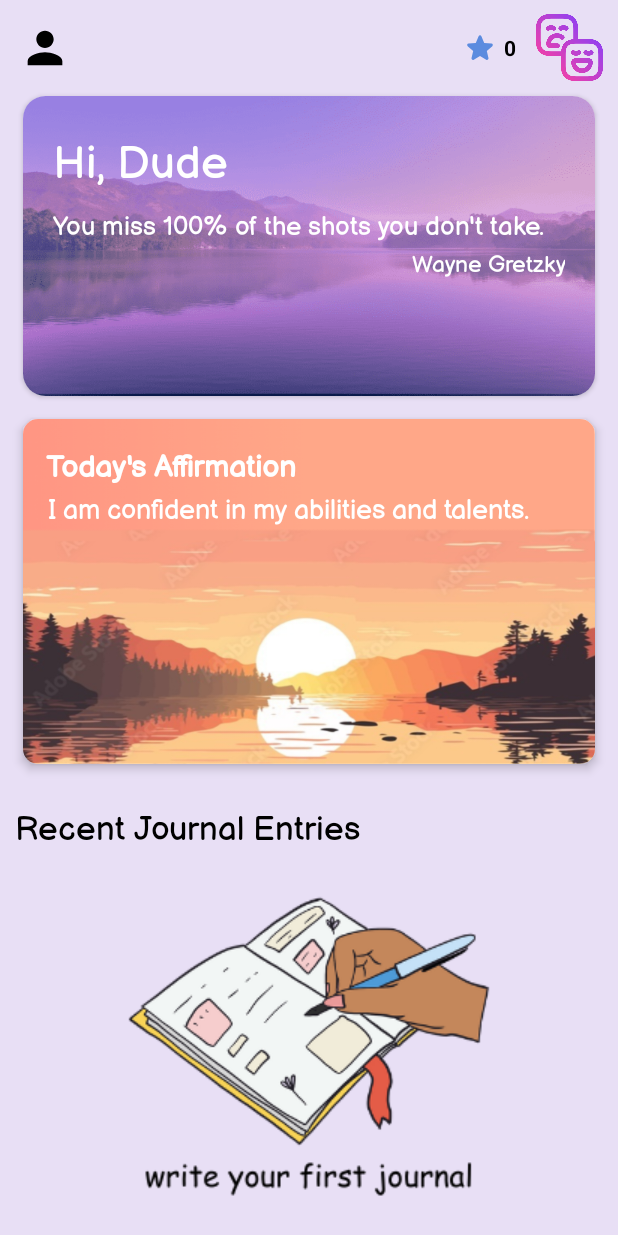
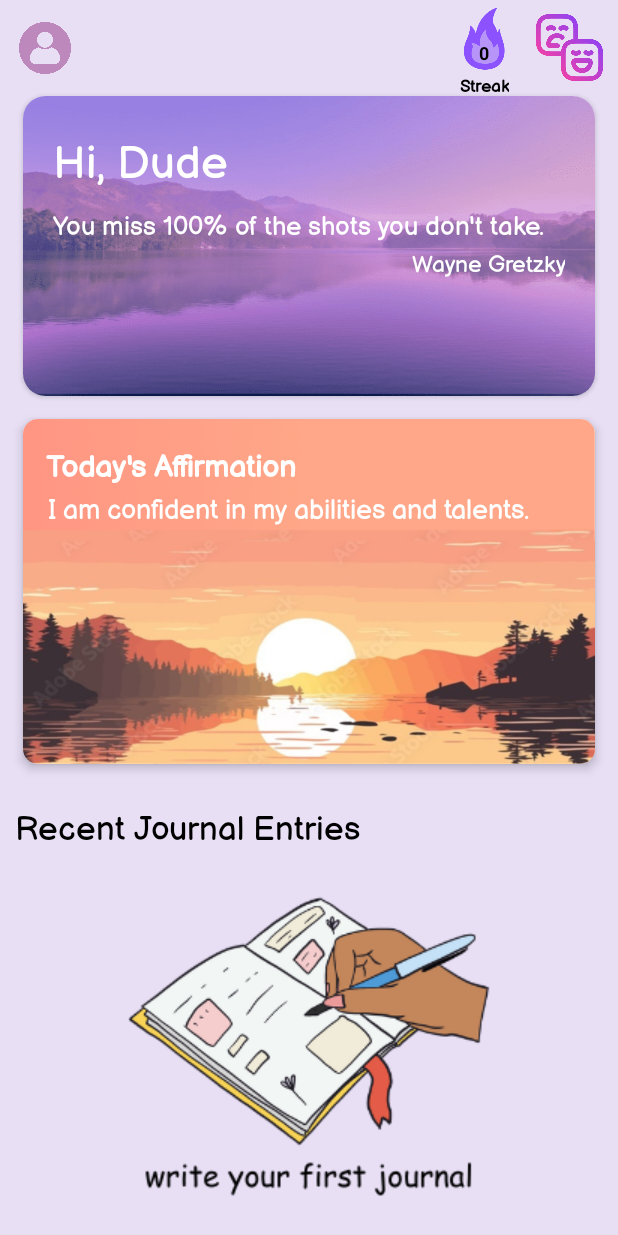
Before and after one commit to RushvikAllampally/super_journal_app, an Android app: the fragment HomeFragment shown on its own in the app's theme, on a phone screen of 412 x 824 dp. Run offline under Robolectric (Android 15) with nearby library versions, the phone set to English and light mode, and no system bars; our stand-ins replace Room's generated code; Roboto replaces fonts that are not available here.

Commit message:
streak and profile icon change

```diff
--- a/app/src/main/res/layout/activity_settings_screen.xml
+++ b/app/src/main/res/layout/activity_settings_screen.xml
@@ -55,14 +55,13 @@
 
                 <ImageView
                     android:id="@+id/profile_btn"
-                    android:layout_width="48dp"
-                    android:layout_height="48dp"
+                    android:layout_width="64dp"
+                    android:layout_height="64dp"
                     android:layout_margin="8dp"
                     android:background="?attr/selectableItemBackgroundBorderless"
-                    android:padding="8dp"
+                    android:padding="4dp"
                     android:scaleType="fitCenter"
-                    android:src="@drawable/ic_person"
-                    app:tint="?attr/colorPrimary" />
+                    android:src="@drawable/transparent_profile_icon" />
 
                 <TextView
                     android:id="@+id/display_profile_name"
--- a/app/src/main/res/layout/fragment_home.xml
+++ b/app/src/main/res/layout/fragment_home.xml
@@ -24,7 +24,7 @@
             android:background="?attr/selectableItemBackgroundBorderless"
             android:padding="5dp"
             android:scaleType="fitCenter"
-            android:src="@drawable/ic_profile" />
+            android:src="@drawable/transparent_profile_icon" />
 
         <Space
             android:layout_width="0dp"
@@ -34,25 +34,43 @@
         <LinearLayout
             android:layout_width="wrap_content"
             android:layout_height="wrap_content"
-            android:orientation="horizontal"
+            android:orientation="vertical"
             android:gravity="center"
-            android:layout_marginRight="5dp">
+            android:layout_marginRight="5dp"
+            android:layout_marginTop="2dp">
 
-            <ImageView
-                android:layout_width="24dp"
-                android:layout_height="24dp"
-                android:src="@drawable/ic_streak" />
+            <FrameLayout
+                android:layout_width="42dp"
+                android:layout_height="42dp">
+
+                <ImageView
+                    android:layout_width="match_parent"
+                    android:layout_height="match_parent"
+                    android:scaleType="fitCenter"
+                    android:adjustViewBounds="true"
+                    android:src="@drawable/transparent_streak_img" />
+
+                <TextView
+                    android:id="@+id/streak_edit_txt"
+                    android:layout_width="wrap_content"
+                    android:layout_height="wrap_content"
+                    android:layout_gravity="center"
+                    android:layout_marginTop="9dp"
+                    android:text="45"
+                    android:textColor="?attr/colorOnSurface"
+                    android:textSize="12sp"
+                    android:textStyle="bold" />
+            </FrameLayout>
 
             <TextView
-                android:id="@+id/streak_edit_txt"
                 android:layout_width="wrap_content"
                 android:layout_height="wrap_content"
-                android:layout_marginLeft="4dp"
-                android:gravity="center"
-                android:text="45"
+                android:layout_marginTop="1dp"
+                android:text="Streak"
                 android:textColor="?attr/colorOnSurface"
-                android:textSize="14sp"
-                android:textStyle="bold" />
+                android:textSize="11sp"
+                android:textStyle="bold"
+                android:fontFamily="@font/balsamiqsans_regular" />
         </LinearLayout>
 
         <ImageButton
```
